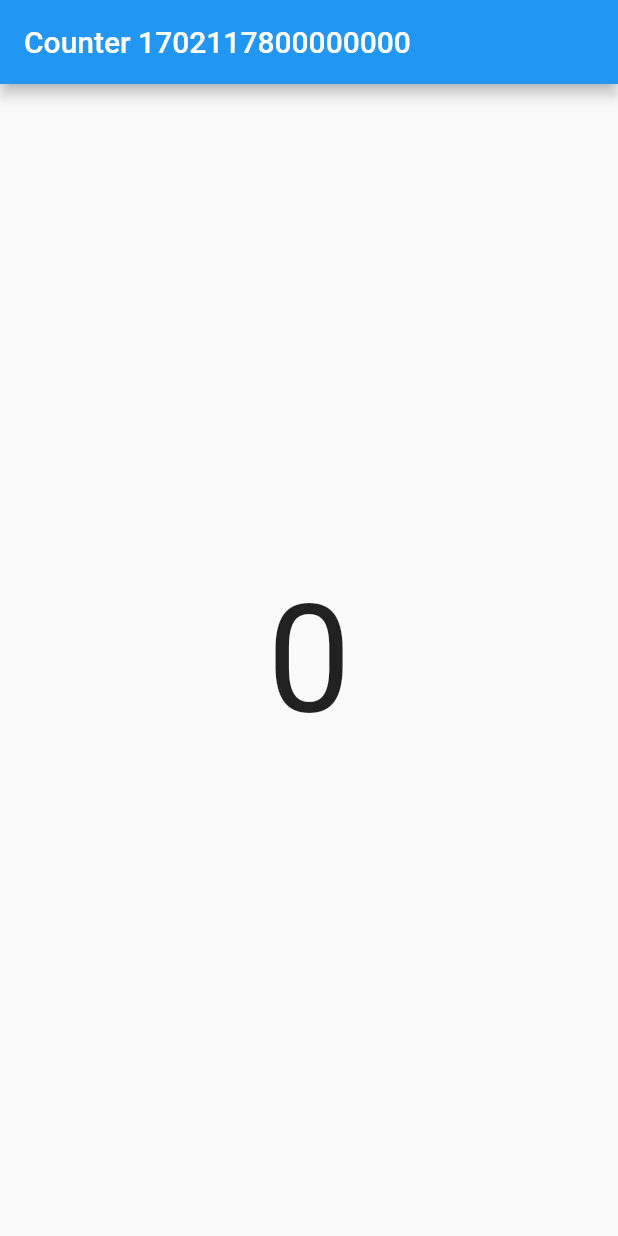
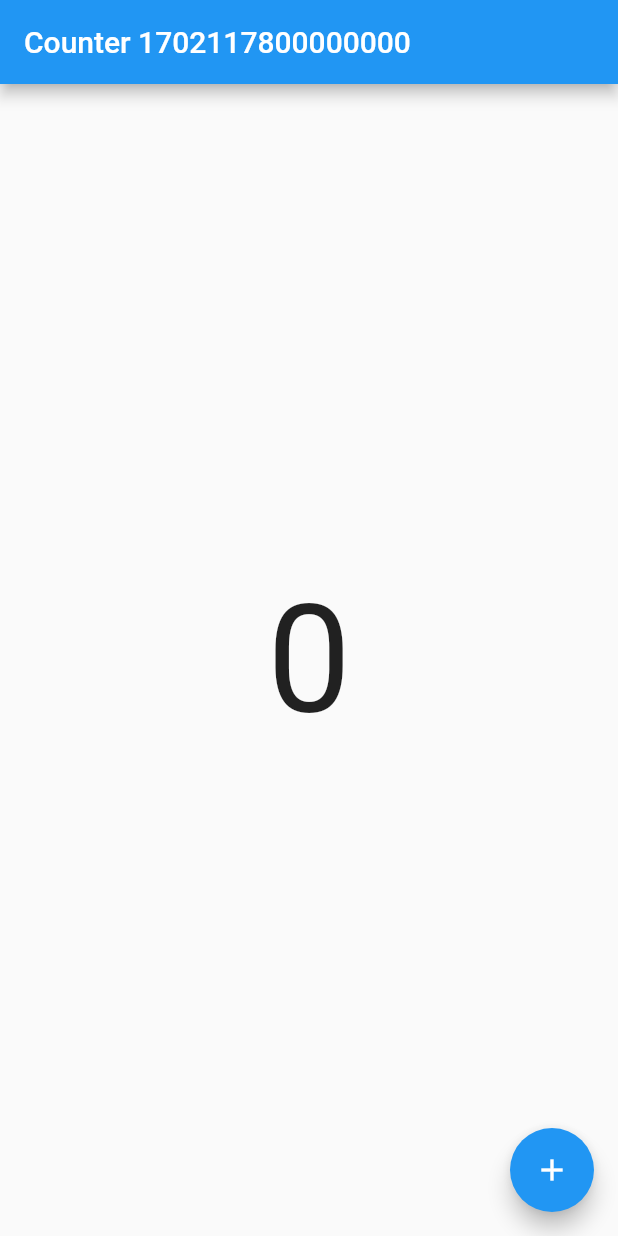
Before and after one commit to heart-01/flutter_getx, a Flutter app: the screen it shows after launch, on a phone screen of 412 x 824 dp. Run offline on Flutter 3.47's test engine with Material 3 defaults, Android fonts, the phone set to English and light mode, and no system bars; our stand-ins replace get.

```diff
--- /dev/null
+++ b/lib/controllers/app_controller.dart
@@ -0,0 +1,8 @@
+import 'package:get/get.dart';
+
+class AppController extends GetxController {
+  // Rx = Reactive for store state
+  RxInt counter = 0.obs; // variable counter type int and initial value 0 obs = observable (reactive)
+
+  void increment() => counter++;
+}
--- a/lib/pages/home.dart
+++ b/lib/pages/home.dart
@@ -1,7 +1,11 @@
 import 'package:flutter/material.dart';
+import 'package:flutter_getx/controllers/app_controller.dart';
+import 'package:get/get.dart';
 
 class Home extends StatelessWidget {
   const Home({super.key});
+
+  static final _controller = Get.put(AppController()); // Call app_controller
 
   @override
   Widget build(BuildContext context) {
@@ -9,11 +13,17 @@ class Home extends StatelessWidget {
       appBar: AppBar(
         title: Text('Counter ${DateTime.now().microsecondsSinceEpoch}'),
       ),
-      body: const Center(
-        child: Text(
-          '0',
-          style: TextStyle(fontSize: 100),
+      body: Center(
+        child: Obx(
+          () => Text(
+            '${_controller.counter.value}',
+            style: const TextStyle(fontSize: 100),
+          ),
         ),
+      ),
+      floatingActionButton: FloatingActionButton(
+        onPressed: _controller.increment,
+        child: const Icon(Icons.add),
       ),
     );
   }
```
